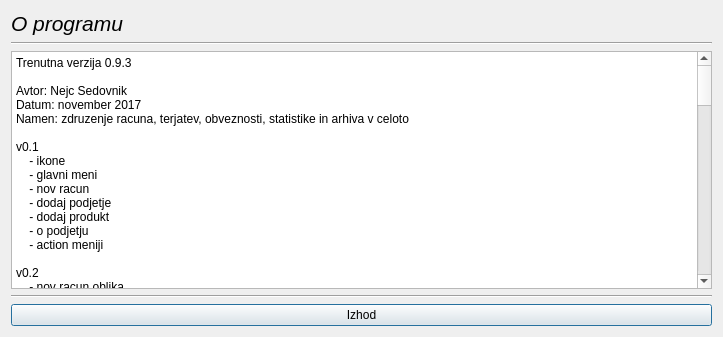
Old version of the form oprogramu.ui in the repository MaxMaxy/racun.
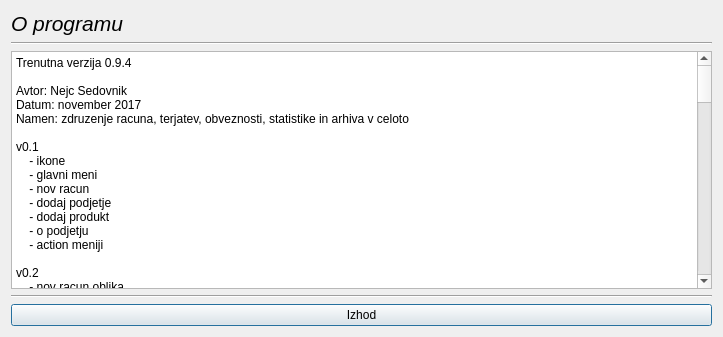
New version of the form.

What changed in the file:
```diff
--- a/oprogramu.ui
+++ b/oprogramu.ui
@@ -60,7 +60,7 @@
         <bool>true</bool>
        </property>
        <property name="plainText">
-        <string>Trenutna verzija 0.9.3
+        <string>Trenutna verzija 0.9.4
 
 Avtor: Nejc Sedovnik
 Datum: november 2017
@@ -138,11 +138,19 @@
     - popravljena koda v statistiki
     - vizualni popravki
 
+v0.9.4
+    - printanje računa nrejeno preko AdobeReader
+    - popravljene terjatve, možno vpisovanje plačanih računov
+    - bizbox račun izdelan (potrebno testiranje na bizbox strani)
+
+v0.9.5
+    - stilski popravki
+    - statistika deluje (potrebni popravki v primeru popravljanja podjetja)
+
 TO_DO:
-    - pretvorba racuna za bizbox
     - moznost posiljanja racuna po emailu strankam
-    - printanje ne deluje pravilno!!!
-    - preview printa??
+    - printanje deluje preko AdobeReaderja
+    - preveri kako odpraviti napako pri statistiki (popravek podjetja)
     - itd.</string>
        </property>
       </widget>
```
